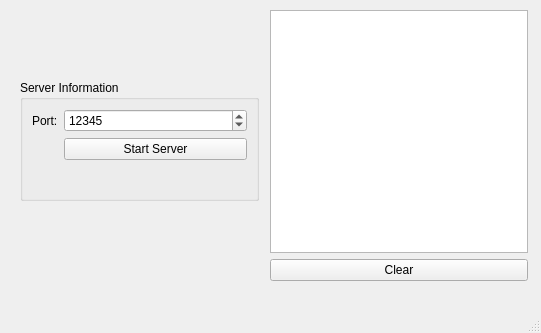
The window that Server_for_15Puzzle/mainwindow.ui (4rt3mio/Kursovaya) describes before a commit, drawn with Qt 5.
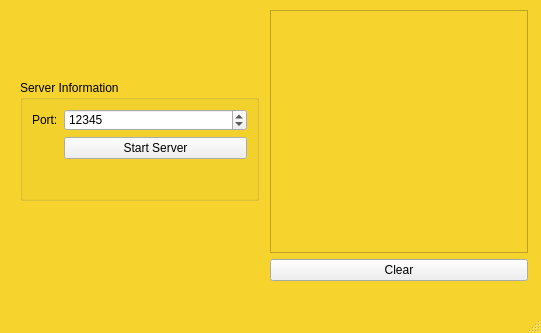
The same window after the commit.

Diff of the .ui file:
```diff
--- a/Server_for_15Puzzle/mainwindow.ui
+++ b/Server_for_15Puzzle/mainwindow.ui
@@ -14,8 +14,11 @@
    <string>Server</string>
   </property>
   <property name="styleSheet">
-   <string notr="true">#lblConnectionStatus[state = &quot;0&quot;]{
-	
+   <string notr="true">#MainWindow {
+ background-color: rgb(246, 211, 45);
+color: rgb(0, 0, 0);
+}
+#lblConnectionStatus[state = &quot;0&quot;]{
 	background-color: rgb(234, 0, 0);
 }
 
@@ -37,10 +40,18 @@
     </property>
     <layout class="QVBoxLayout" name="verticalLayout">
      <item>
-      <widget class="QListWidget" name="lstConsole"/>
+      <widget class="QListWidget" name="lstConsole">
+       <property name="styleSheet">
+        <string notr="true">background-color: rgb(246, 211, 45);
+color: rgb(0, 0, 0);</string>
+       </property>
+      </widget>
      </item>
      <item>
       <widget class="QPushButton" name="btnClear">
+       <property name="styleSheet">
+        <string notr="true"/>
+       </property>
        <property name="text">
         <string>Clear</string>
        </property>
@@ -57,6 +68,9 @@
       <height>121</height>
      </rect>
     </property>
+    <property name="styleSheet">
+     <string notr="true"/>
+    </property>
     <property name="title">
      <string>Server Information</string>
     </property>
@@ -83,6 +97,9 @@
      </item>
      <item row="1" column="1">
       <widget class="QPushButton" name="btnStartServer">
+       <property name="styleSheet">
+        <string notr="true"/>
+       </property>
        <property name="text">
         <string>Start Server</string>
        </property>
```
